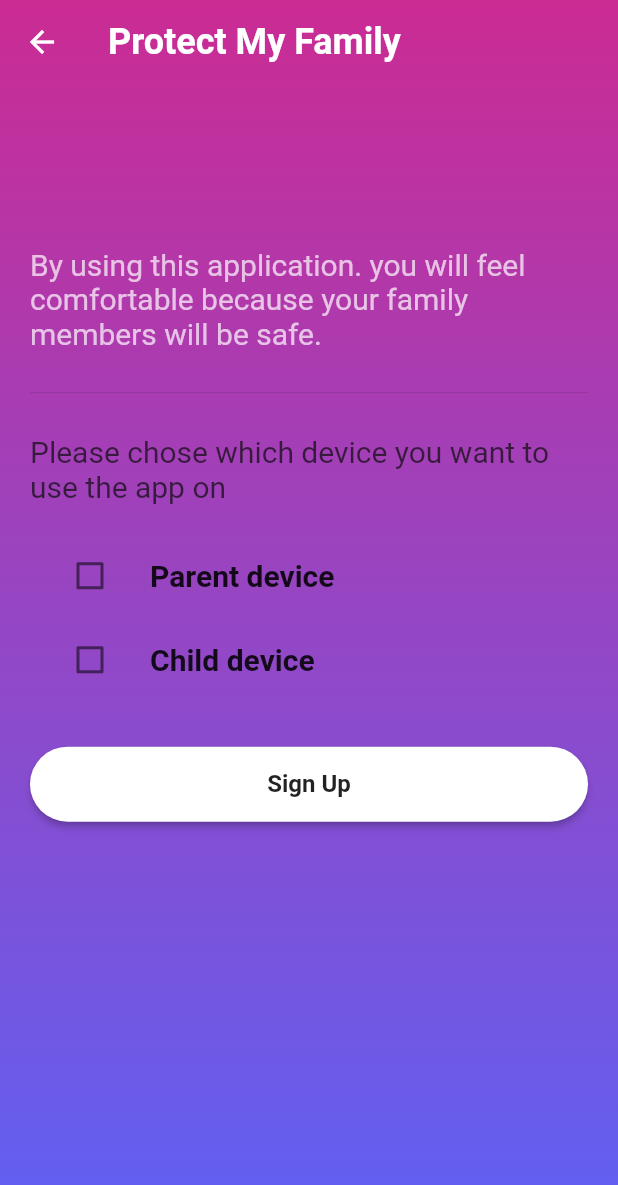
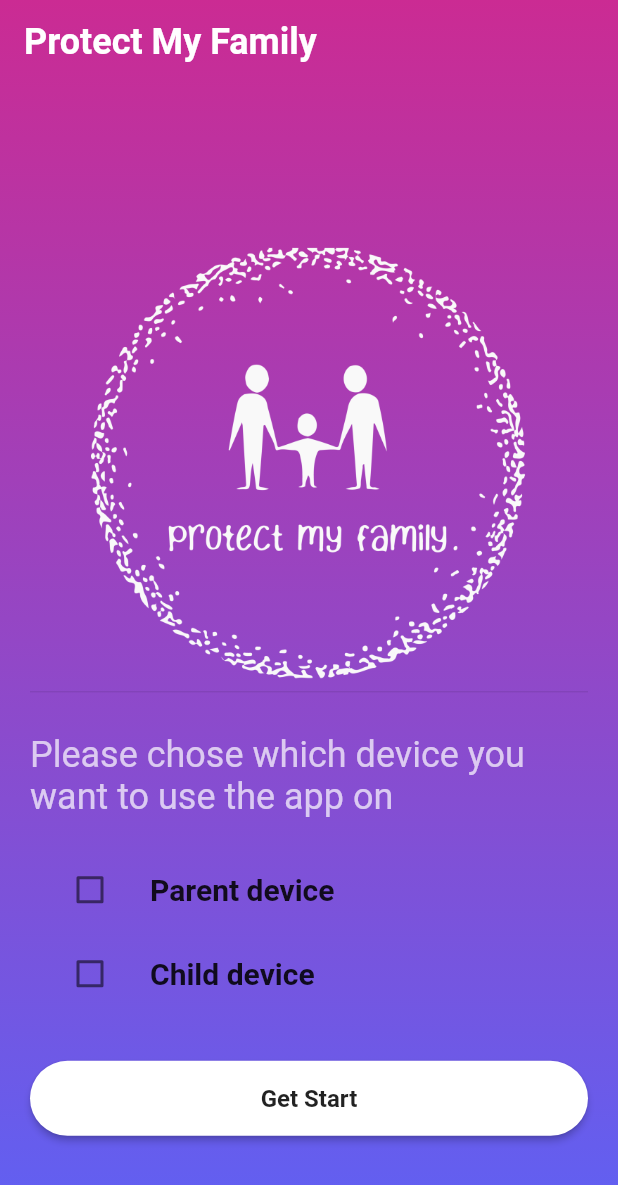
Before and after one commit to YaraZuhd/GraduationProject, a Flutter app: the parentOrChiled screen opened directly, on a phone screen of 412 x 824 dp. Shown: the top 1185 px of the screen. Run offline on Flutter 3.47's test engine with Material 2 defaults, Android fonts, the phone set to English and light mode, and no system bars; our stand-ins replace firebase_auth, firebase_core; accounts and stored records are empty; network calls fail.

Commit message:
change the first screen

```diff
--- a/lib/main.dart
+++ b/lib/main.dart
@@ -1,5 +1,5 @@
 import 'package:firebase_core/firebase_core.dart';
-import 'package:test/screens/signin_screen.dart';
+import 'package:test/screens/parentOrChiled.dart';
 import 'package:flutter/material.dart';
 
 void main() async {
@@ -19,7 +19,7 @@ class MyApp extends StatelessWidget {
       theme: ThemeData(
         primarySwatch: Colors.blue,
       ),
-      home: const SignInScreen(),
+      home: const parentOrChiled(),
     );
   }
 }
--- a/lib/screens/SignUpchild_Screen.dart
+++ b/lib/screens/SignUpchild_Screen.dart
@@ -49,8 +49,8 @@ class _SignUpScreenState extends State<SignUpchildScreen> {
                 const SizedBox(
                   height: 20,
                 ),
-                reusableTextField("Enter child Email ", Icons.person_outline,
-                    false, _emailTextController),
+                reusableTextField("Enter the code ", Icons.lock_outlined, false,
+                    _emailTextController),
                 const SizedBox(
                   height: 20,
                 ),
--- a/lib/screens/parentOrChiled.dart
+++ b/lib/screens/parentOrChiled.dart
@@ -7,6 +7,7 @@ import 'package:test/utils/color_utils.dart';
 import 'package:flutter/material.dart';
 import 'package:test/screens/notification_setting.dart';
 import 'package:test/screens/SignUpchild_Screen.dart';
+import 'package:test/screens/signin_screen.dart';
 
 class parentOrChiled extends StatefulWidget {
   const parentOrChiled({Key? key}) : super(key: key);
@@ -21,6 +22,7 @@ class _parentOrChiledState extends State<parentOrChiled> {
   final notifications = NotificationSetting(title: 'Child device');
   @override
   Widget build(BuildContext context) {
+    Size size = MediaQuery.of(context).size;
     return Scaffold(
       extendBodyBehindAppBar: true,
       appBar: AppBar(
@@ -46,15 +48,13 @@ class _parentOrChiledState extends State<parentOrChiled> {
                 20, MediaQuery.of(context).size.height * 0.2, 20, 0),
             child: Column(
               children: <Widget>[
-                const Text(
-                    "By using this application. you will feel comfortable because your family members will be safe.",
-                    style: TextStyle(
-                      color: Color.fromARGB(179, 255, 255, 255),
-                      fontSize: 20.0,
-                    )),
-                const SizedBox(
-                  height: 20,
+                Positioned(
+                  child: Image.asset(
+                    "assets/images/logo.png",
+                    height: size.height * 0.35,
+                  ),
                 ),
+
                 Divider(),
                 const SizedBox(
                   height: 20,
@@ -62,8 +62,8 @@ class _parentOrChiledState extends State<parentOrChiled> {
                 const Text(
                     "Please chose which device you want to use the app on",
                     style: TextStyle(
-                      color: Color.fromARGB(179, 11, 11, 11),
-                      fontSize: 20.0,
+                      color: Color.fromARGB(179, 255, 255, 255),
+                      fontSize: 24.0,
                     )),
                 const SizedBox(
                   height: 20,
@@ -111,10 +111,10 @@ class _parentOrChiledState extends State<parentOrChiled> {
   Widget signUpOption() {
     return Column(
       children: [
-        firebaseUIButton(context, "Sign Up", () {
+        firebaseUIButton(context, "Get Start", () {
           if (allowNotifications.value) {
             Navigator.push(context,
-                MaterialPageRoute(builder: (context) => SignUpParentScreen()));
+                MaterialPageRoute(builder: (context) => SignInScreen()));
           } else if (notifications.value) {
             Navigator.push(context,
                 MaterialPageRoute(builder: (context) => SignUpchildScreen()));
```
Also changed, not shown: lib/screens/signin_screen.dart (+12 -2 lines), assets/images/logo.png (added).
